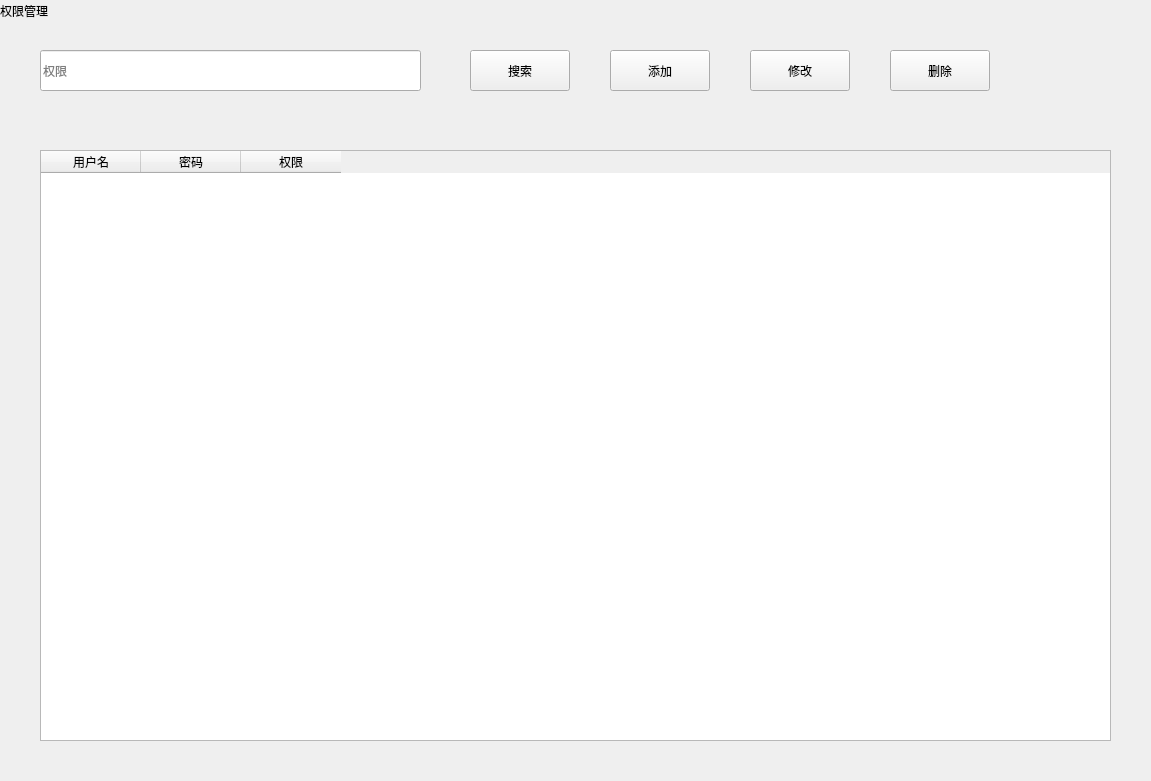
Before: the Qt Designer form UI/user/rights_management.ui in sayoishoka/qtbroadcast, drawn with Qt 5.
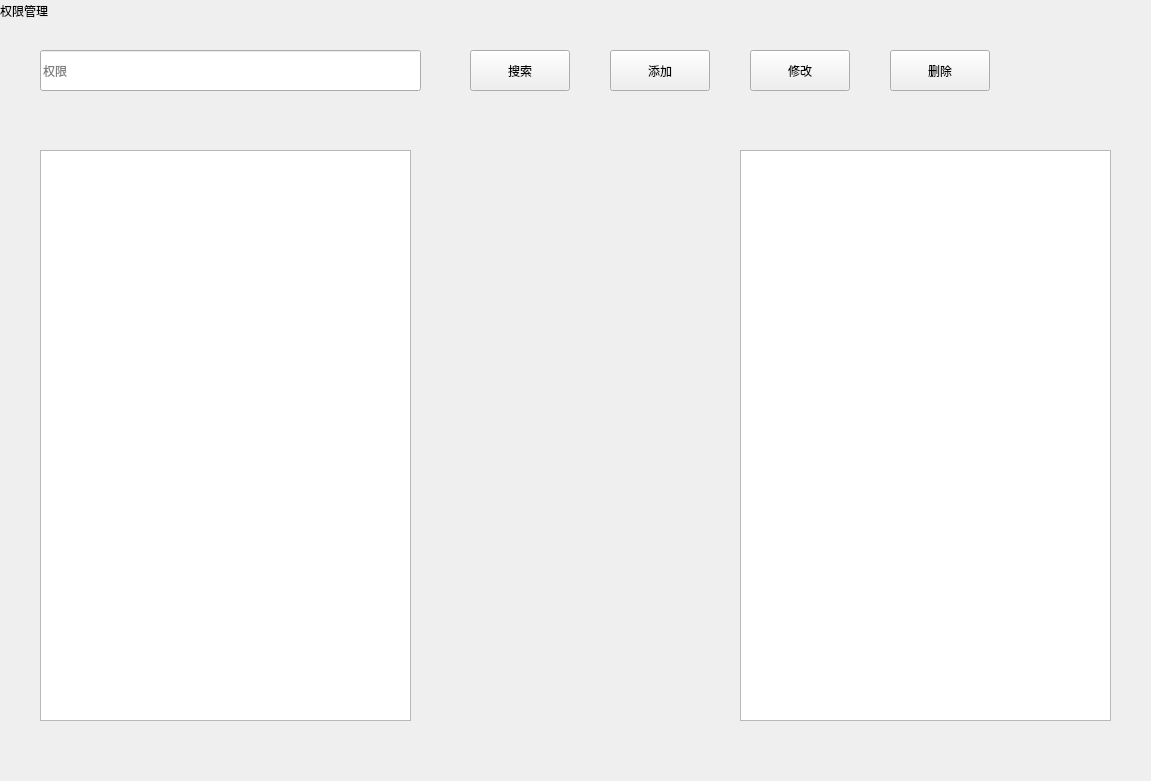
After: the same form once the commit is applied.

What changed in the file:
```diff
--- a/UI/user/rights_management.ui
+++ b/UI/user/rights_management.ui
@@ -39,31 +39,6 @@
     <string>权限</string>
    </property>
   </widget>
-  <widget class="QTableWidget" name="tableWidget">
-   <property name="geometry">
-    <rect>
-     <x>40</x>
-     <y>150</y>
-     <width>1071</width>
-     <height>591</height>
-    </rect>
-   </property>
-   <column>
-    <property name="text">
-     <string>用户名</string>
-    </property>
-   </column>
-   <column>
-    <property name="text">
-     <string>密码</string>
-    </property>
-   </column>
-   <column>
-    <property name="text">
-     <string>权限</string>
-    </property>
-   </column>
-  </widget>
   <widget class="QLabel" name="label">
    <property name="geometry">
     <rect>
@@ -116,6 +91,68 @@
     <string>删除</string>
    </property>
   </widget>
+  <widget class="QTreeWidget" name="treeWidget">
+   <property name="geometry">
+    <rect>
+     <x>40</x>
+     <y>150</y>
+     <width>371</width>
+     <height>571</height>
+    </rect>
+   </property>
+   <property name="font">
+    <font>
+     <pointsize>15</pointsize>
+     <weight>50</weight>
+     <bold>false</bold>
+     <stylestrategy>PreferDefault</stylestrategy>
+     <kerning>true</kerning>
+    </font>
+   </property>
+   <property name="mouseTracking">
+    <bool>false</bool>
+   </property>
+   <property name="layoutDirection">
+    <enum>Qt::LeftToRight</enum>
+   </property>
+   <property name="autoFillBackground">
+    <bool>false</bool>
+   </property>
+   <attribute name="headerVisible">
+    <bool>false</bool>
+   </attribute>
+   <column>
+    <property name="text">
+     <string>1</string>
+    </property>
+   </column>
+  </widget>
+  <widget class="QTreeWidget" name="treeWidget_2">
+   <property name="geometry">
+    <rect>
+     <x>740</x>
+     <y>150</y>
+     <width>371</width>
+     <height>571</height>
+    </rect>
+   </property>
+   <property name="font">
+    <font>
+     <pointsize>15</pointsize>
+    </font>
+   </property>
+   <attribute name="headerVisible">
+    <bool>false</bool>
+   </attribute>
+   <attribute name="headerDefaultSectionSize">
+    <number>100</number>
+   </attribute>
+   <column>
+    <property name="text">
+     <string notr="true">1</string>
+    </property>
+   </column>
+  </widget>
  </widget>
  <resources/>
  <connections/>
```
